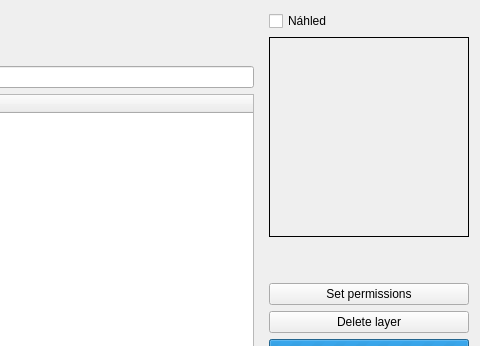
Old version of the form dlg_addLayer.ui in the repository LESPROJEKT/qgis-layman-plugin; both pictures show x 757 to 1237 and y 0 to 346 of the 1237 by 800 pixel window.
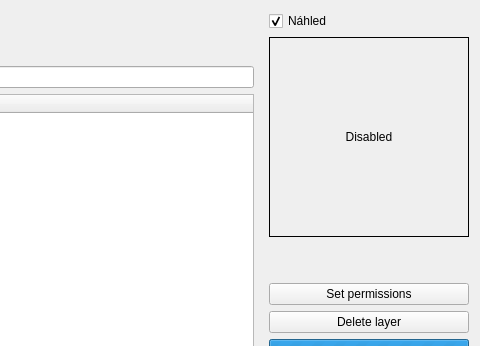
New version of the form. Icons and pictures are not drawn. Custom widgets are drawn as their Qt base class.

Commit message: add map form adjust

Diff of the .ui file:
```diff
--- a/dlg_addLayer.ui
+++ b/dlg_addLayer.ui
@@ -260,6 +260,9 @@
        <property name="text">
         <string>Náhled</string>
        </property>
+       <property name="checked">
+        <bool>true</bool>
+       </property>
       </widget>
      </item>
      <item alignment="Qt::AlignHCenter">
@@ -286,7 +289,7 @@
         <enum>QFrame::Box</enum>
        </property>
        <property name="text">
-        <string/>
+        <string>Disabled</string>
        </property>
        <property name="alignment">
         <set>Qt::AlignCenter</set>
```
Left out of the diff: 6 changed lines with no effect on the pictures. The commit also changes 3 other files.
